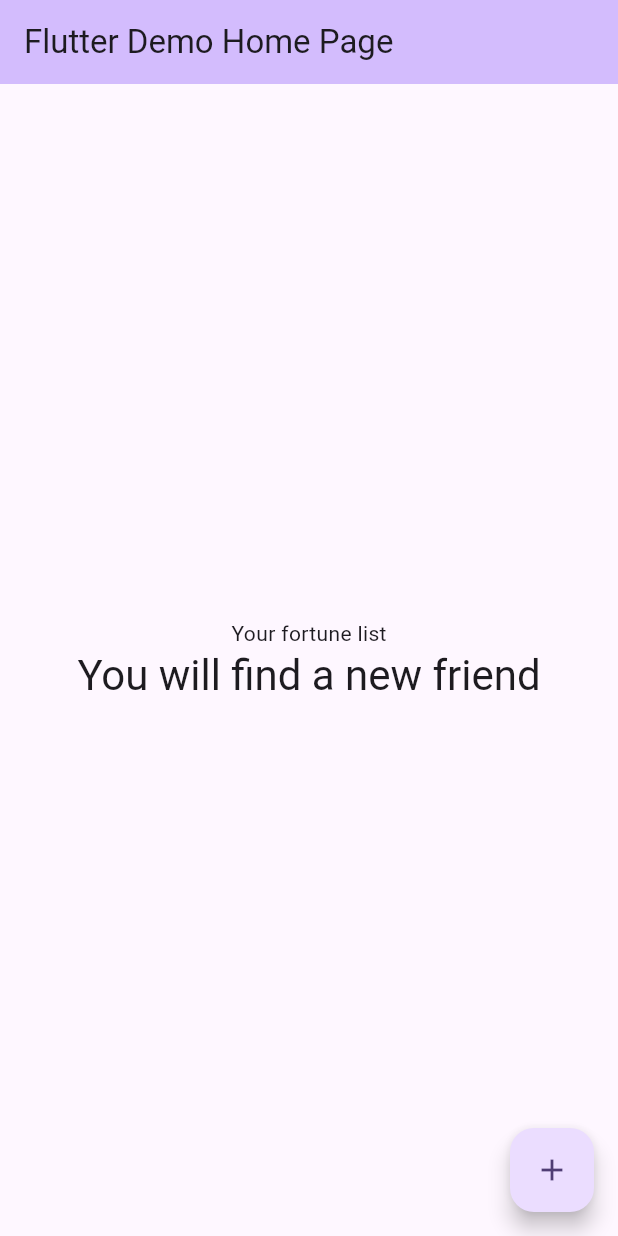
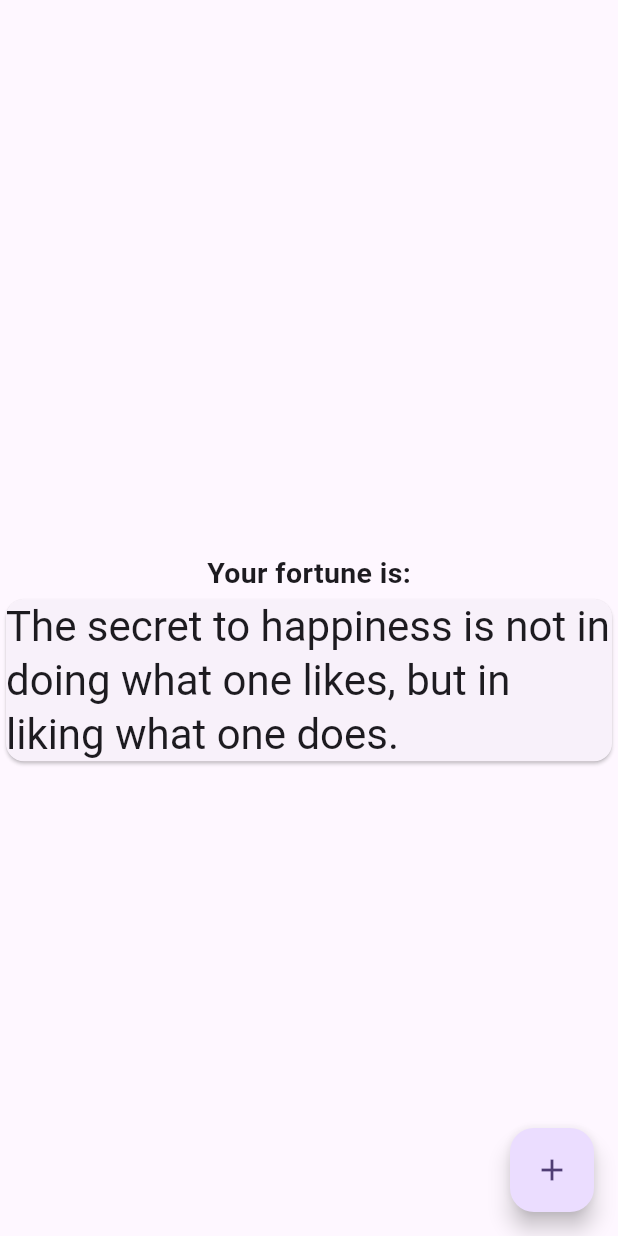
Before and after one commit to leobewater/flutter_fortune_cookies, a Flutter app: the screen it shows after launch, after a tap on the "add" icon, on a phone screen of 412 x 824 dp. Run offline on Flutter 3.47's test engine with Material 3 defaults, Android fonts, the phone set to English and light mode, and no system bars.

Commit message:
disable appbar

```diff
--- a/lib/main.dart
+++ b/lib/main.dart
@@ -41,7 +41,27 @@ class _MyHomePageState extends State<MyHomePage> {
     "You will find a new friend tomorrow",
     "You will be rich",
     "Take a vacation",
-    "Adventure can be real happiness"
+    "Adventure can be real happiness",
+    "Opportunity knocks on your door when you least expect it, so always keep your eyes open.",
+    "Believe in the magic within you, for it has the power to transform your world.",
+    "Success is not measured by how high you climb, but by how many people you lift along the way.",
+    "Good things come to those who wait patiently and work persistently.",
+    "Your greatest strength lies in your ability to adapt to change.",
+    "The journey of a thousand miles begins with a single step; take it fearlessly.",
+    "A smile is the shortest distance between two people; spread joy wherever you go.",
+    "The key to unlocking doors of opportunity lies within your hands; use it wisely.",
+    "Wisdom is not attained by age alone but by the lessons learned along the way.",
+    "Embrace the challenges you face, for they are stepping stones to your success.",
+    "Love conquers all; let it guide your actions and decisions.",
+    "Your dreams are the blueprints of your destiny; pursue them with passion.",
+    "Kindness is a language that the deaf can hear and the blind can see.",
+    "Patience is not the ability to wait but the ability to keep a good attitude while waiting.",
+    "In every setback lies the seed of an even greater opportunity; keep moving forward.",
+    "The secret to happiness is not in doing what one likes, but in liking what one does.",
+    "Every adversity carries with it the seed of an equal or greater benefit.",
+    "The only way to do great work is to love what you do.",
+    "Success is not the key to happiness; happiness is the key to success.",
+    "The best way to predict your future is to create it; start today.",
   ];
 
   void _randomFortune() {
@@ -58,19 +78,25 @@ class _MyHomePageState extends State<MyHomePage> {
   Widget build(BuildContext context) {
     return Scaffold(
       appBar: AppBar(
-        backgroundColor: Theme.of(context).colorScheme.inversePrimary,
-        title: Text("Flutter Demo Home Page"),
+        // backgroundColor: Theme.of(context).colorScheme.inversePrimary,
+        // title: Text("Flutter Demo Home Page"),
       ),
       body: Center(
         child: Column(
           mainAxisAlignment: MainAxisAlignment.center,
           children: <Widget>[
             Text(
-              "Your fortune list",
+              "Your fortune is:",
+              style: TextStyle(
+                fontSize: 19,
+                fontWeight: FontWeight.bold,
+              ),
             ),
-            Text(
-              '${_currentFortune}',
-              style: Theme.of(context).textTheme.headlineMedium,
+            Card(
+              child: Text(
+                '${_currentFortune}',
+                style: Theme.of(context).textTheme.headlineMedium,
+              ),
             ),
           ],
         ),
```
